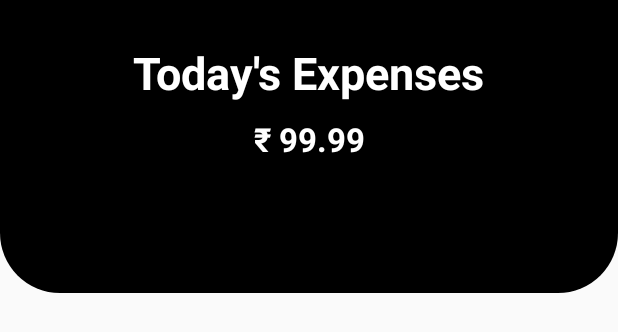
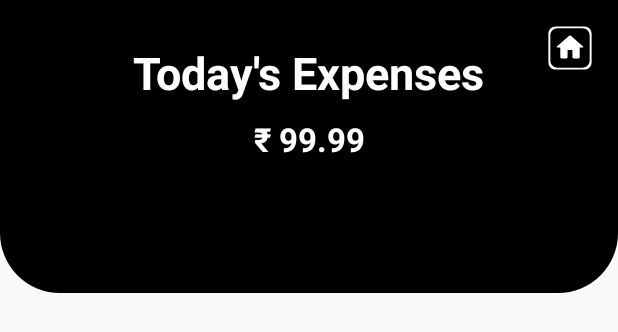
Before and after one commit to Vishwas21/ExpenseTracker, an Android app: the layout content_view.xml on its own in the app's theme, with its tools: preview values and no code run, on a phone screen of 412 x 824 dp. Shown: the top 332 px of the screen. Run offline under Robolectric (Android 15) with nearby library versions, the phone set to English and light mode, and no system bars; Roboto replaces fonts that are not available here.

Commit message:
View Activity Enhancements
Home button added to View Activity for today's expenses.

```diff
--- /dev/null
+++ b/app/src/main/res/drawable/home_icon_square.xml
@@ -0,0 +1,16 @@
+<vector xmlns:android="http://schemas.android.com/apk/res/android"
+    android:width="36dp"
+    android:height="36dp"
+    android:viewportWidth="36"
+    android:viewportHeight="36">
+    <path
+        android:fillColor="#FFFFFF"
+        android:fillType="nonZero"
+        android:pathData="M7.1445,34.1992C4.1953,34.1992 1.8008,31.8047 1.8008,28.8555L1.8008,7.1445C1.8008,4.1953 4.1953,1.8008 7.1445,1.8008L28.8555,1.8008C31.8047,1.8008 34.1992,4.1953 34.1992,7.1445L34.1992,28.8555C34.1992,31.8047 31.8047,34.1992 28.8555,34.1992ZM27.4141,32.7617C30.3672,32.7617 32.7617,30.3672 32.7617,27.4141L32.7617,8.5859C32.7617,5.6328 30.3672,3.2383 27.4141,3.2383L8.5859,3.2383C5.6328,3.2383 3.2383,5.6328 3.2383,8.5859L3.2383,27.4141C3.2383,30.3672 5.6328,32.7617 8.5859,32.7617ZM27.4141,32.7617"
+        android:strokeColor="#00000000" />
+    <path
+        android:fillColor="#FFFFFF"
+        android:fillType="nonZero"
+        android:pathData="M18,8.6094C17.7578,8.6094 17.5234,8.707 17.3516,8.8789L8.1797,16.8828C8.0625,16.9688 7.9961,17.1055 7.9961,17.25C7.9961,17.5 8.1992,17.7031 8.4492,17.7031L10.7227,17.7031L10.7227,24.9805C10.7227,25.4844 11.1328,25.8906 11.6328,25.8906L15.2734,25.8906C15.7734,25.8906 16.1797,25.4844 16.1797,24.9805L16.1797,19.5234L19.8203,19.5234L19.8203,24.9805C19.8203,25.4844 20.2266,25.8906 20.7266,25.8906L24.3672,25.8906C24.8672,25.8906 25.2773,25.4844 25.2773,24.9805L25.2773,17.7031L27.5508,17.7031C27.8008,17.7031 28.0039,17.5 28.0039,17.25C28.0039,17.1055 27.9375,16.9688 27.8203,16.8828L18.6523,8.8867C18.6484,8.8828 18.6484,8.8828 18.6484,8.8789C18.4766,8.707 18.2422,8.6094 18,8.6094ZM18,8.6094"
+        android:strokeColor="#00000000" />
+</vector>
--- a/app/src/main/res/drawable/text_view_border.xml
+++ b/app/src/main/res/drawable/text_view_border.xml
@@ -5,8 +5,7 @@
         android:width="1dp"
         android:color="#CCCCCC" />
 
-    <solid
-        android:color="#ABF3F1F1" />
+    <solid android:color="#FAFAFA" />
 
     <corners
         android:radius="5dp" />
--- a/app/src/main/res/layout/content_view.xml
+++ b/app/src/main/res/layout/content_view.xml
@@ -17,6 +17,18 @@
         app:layout_constraintStart_toStartOf="parent"
         app:layout_constraintTop_toTopOf="parent" />
 
+    <Button
+        android:id="@+id/homeButtonId"
+        android:layout_width="32dp"
+        android:layout_height="32dp"
+        android:layout_marginTop="16dp"
+        android:layout_marginEnd="16dp"
+        android:background="@drawable/home_icon_square"
+        android:clickable="true"
+        android:foreground="?android:attr/selectableItemBackground"
+        app:layout_constraintEnd_toEndOf="parent"
+        app:layout_constraintTop_toTopOf="parent" />
+
     <TextView
         android:id="@+id/textViewTopTextId"
         android:layout_width="wrap_content"
@@ -24,7 +36,7 @@
         android:layout_marginTop="28dp"
         android:elevation="15dp"
         android:fontFamily="@font/alex_brush"
-        android:text="Today's Expenses"
+        android:text="@string/today_s_expenses"
         android:textColor="@color/colorWhite"
         android:textSize="30sp"
         android:textStyle="bold"
--- a/app/src/main/res/values/strings.xml
+++ b/app/src/main/res/values/strings.xml
@@ -34,4 +34,7 @@
     <string name="default_value_string">₹ 99.99</string>
     <string name="month_string">Month</string>
     <string name="year_string">Year</string>
+    <string name="today_s_expenses">Today\'s Expenses</string>
+    <string name="description_default_string">Description</string>
+    <string name="date_default_string">Date</string>
 </resources>
```
Also changed, not shown: app/src/main/java/com/vishi/expensetracker/AddExpenseActivity.kt (+9 -12 lines), app/src/main/java/com/vishi/expensetracker/DetailActivity.kt (+9 -6 lines), app/src/main/java/com/vishi/expensetracker/ViewActivity.kt (+23 -17 lines), app/src/main/res/layout/activity_view.xml (+0 -10 lines), app/src/main/res/layout/content_detail.xml (+14 -2 lines), app/src/main/res/layout/expense_layout.xml (+4 -3 lines), 1 other file.
